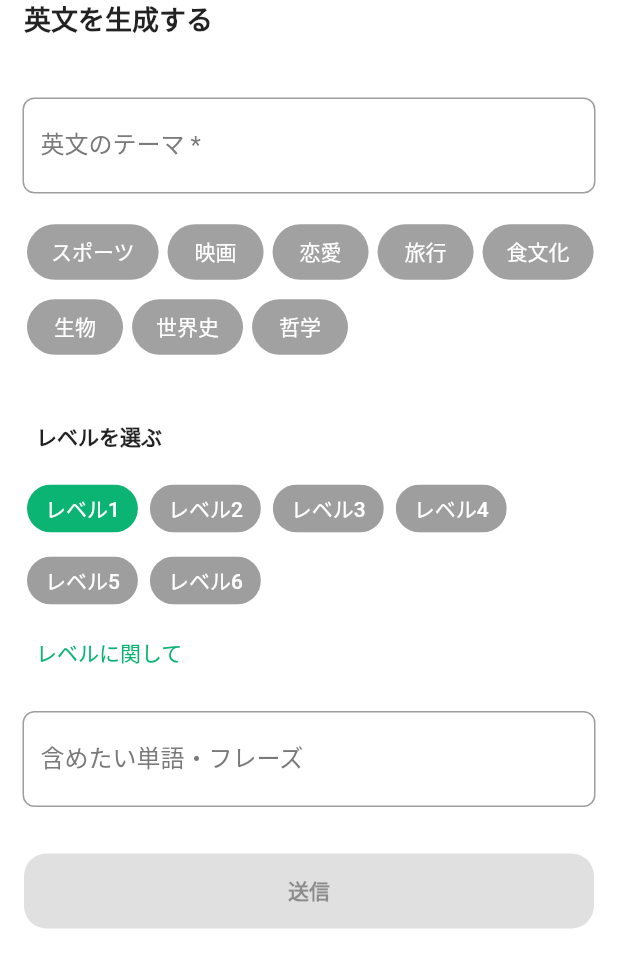
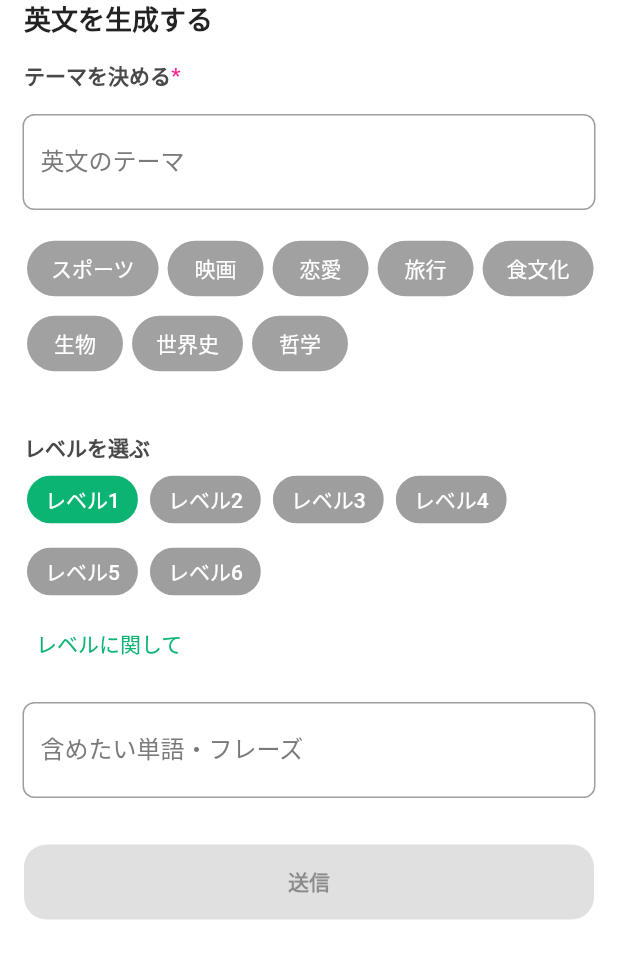
Before and after one commit to somorioka/English_ChatGPT_App, a Flutter app: the screen it shows after launch, on a phone screen of 412 x 824 dp. Shown: the top 968 px of the screen. Run offline on Flutter 3.47's test engine with Material 2 defaults, Android fonts, the phone set to English and light mode, and no system bars; our stand-ins replace audioplayers, flutter_dotenv, just_audio.

Commit message:
UIを調整, リファクタリング

```diff
--- a/lib/chat_api.dart
+++ b/lib/chat_api.dart
@@ -6,7 +6,7 @@ class ChatService {
   final String? apiKey = dotenv.env['ChatGPTKEY'];
   Future<String> fetchResponse(
       String theme, String difficulty, String phrase) async {
-    final prompt = "あなたはプロのライターです。以下の【テーマ】について記事を生成してください。【条件】【目的】【形式】の内容を踏まえて、英語で{英語本文}を作成してください。その後日本語で{日本語訳}を作成してください。\n#テーマ\n${theme}\n#条件\n- ${difficulty}\n- 読者の知的レベル:高校生\n- 語数:100語程度\n- ${phrase}を英語本文に含める\n#目的\n- 英語を学習するため\n- 教養を身につけるため\n#形式\n- 英文の始まりには {EnglishText}, 日本語訳の始まりには「日本語役」というタイトルをつけること\n- 英文と日本語訳の間には空行を入れること";
+    final prompt = "あなたはプロのライターです。以下の【テーマ】について記事を生成してください。【条件】【目的】【形式】の内容を踏まえて、英語で{英語本文}を作成してください。その後日本語で{日本語訳}を作成してください。\n#テーマ\n${theme}\n#条件\n- ${difficulty}\n- 読者の知的レベル:高校生\n- 語数:100語程度\n- ${phrase}を英語本文に含める\n#目的\n- 英語を学習するため\n- 教養を身につけるため\n#形式\n- 英文の始まりにはタイトルをつけず、いきなり本文から始めること\n- 英文と日本語訳の間には必ず空行を入れること";
     final url = Uri.parse('https://api.openai.com/v1/chat/completions');
     final response = await http.post(
       url,
--- a/lib/input.dart
+++ b/lib/input.dart
@@ -22,14 +22,6 @@ class _TopPageState extends State<TopPage> {
               fontSize: 18, color: Colors.black87, fontWeight: FontWeight.w600),
         ),
         backgroundColor: Colors.white,
-        actions: [
-          IconButton(
-            icon: Icon(Icons.edit_note),
-            onPressed: () {
-              // アイコンボタンの処理
-            },
-          ),
-        ],
         elevation: 0,
       ),
       body: MyCustomForm(),
@@ -81,7 +73,7 @@ class MyCustomFormState extends State<MyCustomForm> {
         padding: EdgeInsets.all(16.0),
         child: Wrap(
           children: <Widget>[
-            ListTile(
+            const ListTile(
               title: Text('レベルの基準'),
               subtitle: Text(
                 'レベル1: 英検3級レベル (CEFR A1)\n'
@@ -93,9 +85,14 @@ class MyCustomFormState extends State<MyCustomForm> {
                 style: TextStyle(height: 1.5), // 行間を調整
               ),
             ),
+            Row(
+              mainAxisAlignment: MainAxisAlignment.end, // ボタンを右端に配置
+              children: [
                 TextButton(
                   onPressed: _launchURL,
                   child: Text('詳しくはコチラ'),
+                ),
+              ],
             )
           ],
         ),
@@ -122,15 +119,36 @@ Future<void> _launchURL() async {
         child: Column(
           crossAxisAlignment: CrossAxisAlignment.start,
           children: <Widget>[
-            SizedBox(
-              height: 25,
+            const SizedBox(
+              height: 15,
+            ),
+            Padding(
+              padding: const EdgeInsets.only(left: 16.0),
+              child: Row(
+                children: const [
+                  Text(
+                    'テーマを決める',
+                    style: TextStyle(
+                      color: Color.fromARGB(255, 73, 73, 73),
+                      fontWeight: FontWeight.bold
+                    ),
+                    ),
+                  Text(
+                    '*',
+                    style: TextStyle(
+                      color: Color.fromARGB(221, 255, 0, 123),
+                      fontWeight: FontWeight.bold
+                    ),
+                  )
+                ],
+              ),
             ),
             Padding(
               padding: EdgeInsets.all(15.0),
               child: MyTextField(
                 controller: _themeController, // 修正: コントローラーを渡す
                 hintText: 'テーマを入力',
-                labelText: '英文のテーマ *',
+                labelText: '英文のテーマ',
               ),
             ),
             Padding(
@@ -182,22 +200,17 @@ Future<void> _launchURL() async {
             //       fontWeight: FontWeight.w600
             //     )),
             // ),
-            SizedBox(
-              height: 25,
+            const SizedBox(
+              height: 35,
             ),
-            Padding(
-              padding: const EdgeInsets.only(left: 16.0),
-              child: TextButton(
+            const Padding(
+              padding: EdgeInsets.only(left: 16.0),
               child: Text(
                 'レベルを選ぶ',
                 style: TextStyle(
-                    color: Colors.black87,
+                  color: Color.fromARGB(255, 73, 73, 73),
                   fontWeight: FontWeight.bold
                 ),
-                  ),
-                onPressed: () {
-                  _showLevelDescription(context);
-                },
                 ),
             ),
             Padding(
@@ -226,7 +239,7 @@ Future<void> _launchURL() async {
             Padding(
               padding: const EdgeInsets.only(left: 16.0),
               child: TextButton(
-                child: Text(
+                child: const Text(
                   'レベルに関して',
                   style: TextStyle(
                     color: Color.fromARGB(255, 11, 180, 115)
@@ -250,10 +263,6 @@ Future<void> _launchURL() async {
               child: Center(
                 child: ElevatedButton(
                   onPressed: _themeController.text.isEmpty ? null : _generatePrompt,
-                  child: Text(
-                    '送信',
-                    style: TextStyle(fontWeight: FontWeight.w900),
-                  ),
                   style: ElevatedButton.styleFrom(
                     backgroundColor: Color.fromARGB(255, 44, 44, 44),
                     minimumSize:
@@ -262,6 +271,10 @@ Future<void> _launchURL() async {
                       borderRadius:
                           BorderRadius.circular(15), // 角の丸さを20ピクセルの半径で設定
                     ),
+                  ),
+                  child: const Text(
+                    '送信',
+                    style: TextStyle(fontWeight: FontWeight.w900),
                   ),
                 ),
               ),
```
Also changed, not shown: lib/english_sentence.dart (+10 -27 lines). Lines whose indentation alone changed are shown as unchanged.
